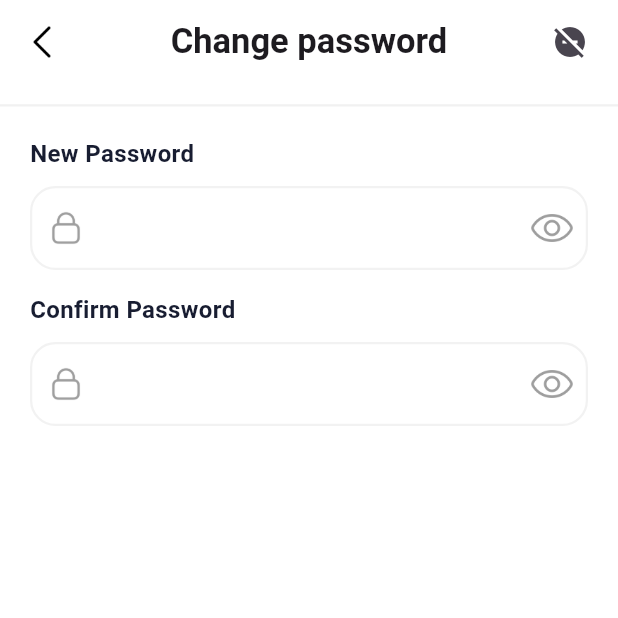
After one commit to whois-kami/clothify, a Flutter app: the ChangePasswordScreen screen opened by its route, on a phone screen of 412 x 824 dp, the top half of it. The commit adds this screen. Run offline on Flutter 3.47's test engine with Material 3 defaults, Android fonts, the phone set to English and light mode, and no system bars; our stand-ins replace animated_text_kit, awesome_snackbar_content, cached_network_image, equatable, flutter_bloc, flutter_dotenv and 9 more; accounts and stored records are empty.

Commit message:
add other settings features

```diff
--- a/lib/core/routing/app_routing.dart
+++ b/lib/core/routing/app_routing.dart
@@ -2,6 +2,7 @@ import 'package:ecom_app/core/presentation/widgets/product_screen.dart';
 import 'package:ecom_app/src/features/auth/presentation/widgets/confirm_signup_screen.dart';
 import 'package:ecom_app/src/features/auth/presentation/widgets/signin_screen.dart';
 import 'package:ecom_app/src/features/auth/presentation/widgets/signup_screen.dart';
+import 'package:ecom_app/src/features/settings/presentation/widgets/change_password_screen.dart';
 import 'package:ecom_app/src/features/settings/presentation/widgets/edit_profile_screen.dart';
 import 'package:ecom_app/src/features/settings/presentation/widgets/settings_screen.dart';
 import 'package:flutter/material.dart';
@@ -64,6 +65,10 @@ class AppRouter {
               GoRoute(
                 path: 'editProfile',
                 builder: (context, state) => const EditProfileScreen(),
+              ),
+              GoRoute(
+                path: 'changePassword',
+                builder: (context, state) => const ChangePasswordScreen(),
               )
             ],
           ),
--- a/lib/src/features/settings/data/repository/supabase_repository_impl.dart
+++ b/lib/src/features/settings/data/repository/supabase_repository_impl.dart
@@ -24,4 +24,9 @@ class SupabaseRepositoryImpl implements SettingsRepository {
       email: email,
     );
   }
+
+  @override
+  Future<void> changePassword({required newPassword}) async {
+    await dataSource.changePassword(newPassword: newPassword);
+  }
 }
--- a/lib/src/features/settings/domain/repository/settings_repository.dart
+++ b/lib/src/features/settings/domain/repository/settings_repository.dart
@@ -6,4 +6,5 @@ abstract class SettingsRepository {
     String? name,
     String? email,
   });
+  Future<void> changePassword({required newPassword});
 }
--- /dev/null
+++ b/lib/src/features/settings/domain/use_cases/change_password_usecase.dart
@@ -0,0 +1,18 @@
+// ignore_for_file: public_member_api_docs, sort_constructors_first
+
+import 'package:ecom_app/src/features/settings/domain/repository/settings_repository.dart';
+import 'package:injectable/injectable.dart';
+
+@injectable
+class ChangePasswordUsecase {
+  final SettingsRepository settingsRepository;
+  ChangePasswordUsecase({
+    required this.settingsRepository,
+  });
+
+  Future<void> execute({required newPassword}) async {
+    await settingsRepository.changePassword(
+      newPassword: newPassword,
+    );
+  }
+}
--- a/lib/src/features/settings/presentation/bloc/settings_bloc.dart
+++ b/lib/src/features/settings/presentation/bloc/settings_bloc.dart
@@ -1,6 +1,6 @@
 import 'dart:typed_data';
 
-import 'package:ecom_app/core/domain/entities/user_entity.dart';
+import 'package:ecom_app/src/features/settings/domain/use_cases/change_password_usecase.dart';
 import 'package:ecom_app/src/features/settings/domain/use_cases/update_profile_photo_usecase.dart';
 import 'package:equatable/equatable.dart';
 import 'package:flutter_bloc/flutter_bloc.dart';
@@ -12,10 +12,13 @@ part 'settings_state.dart';
 @injectable
 class SettingsBloc extends Bloc<SettingsEvent, SettingsState> {
   final UpdateProfilePhotoUsecase updateProfilePhotoUsecase;
+  final ChangePasswordUsecase changePasswordUsecase;
   SettingsBloc({
     required this.updateProfilePhotoUsecase,
+    required this.changePasswordUsecase,
   }) : super(SettingsInitial()) {
     on<UpdateProfilePhotoEvent>(_updateProfilePhoto);
+    on<ChangePasswordEvent>(_changePassword);
   }
   Future<void> _updateProfilePhoto(
       UpdateProfilePhotoEvent event, Emitter<SettingsState> emit) async {
@@ -31,4 +34,16 @@ class SettingsBloc extends Bloc<SettingsEvent, SettingsState> {
       emit(SettingsFailure(message: e.toString()));
     }
   }
+
+  Future<void> _changePassword(
+      ChangePasswordEvent event, Emitter<SettingsState> emit) async {
+    emit(SettingsLoading());
+    try {
+      await changePasswordUsecase.execute(newPassword: event.newPassword);
+
+      emit(SettingsLoaded());
+    } catch (e) {
+      emit(SettingsFailure(message: e.toString()));
+    }
+  }
 }
--- a/lib/src/features/settings/presentation/bloc/settings_event.dart
+++ b/lib/src/features/settings/presentation/bloc/settings_event.dart
@@ -18,3 +18,13 @@ class UpdateProfilePhotoEvent extends SettingsEvent {
     required this.email,
   });
 }
+
+class ChangePasswordEvent extends SettingsEvent {
+  final String newPassword;
+  const ChangePasswordEvent({
+    required this.newPassword,
+  });
+
+  @override
+  List<Object> get props => [newPassword];
+}
--- a/lib/src/features/settings/presentation/widgets/change_input_field_widget.dart
+++ b/lib/src/features/settings/presentation/widgets/change_input_field_widget.dart
@@ -4,14 +4,20 @@ class ChangeInputFieldWidget extends StatefulWidget {
   final String titleContent;
   final TextEditingController controller;
   final String icon;
+  final Color iconColor;
   final ValueChanged<bool> onChanged;
+  final String? visibleEyeIcon;
+  final String? noVisibleEyeIcon;
 
   const ChangeInputFieldWidget({
     super.key,
     required this.titleContent,
     required this.controller,
     required this.icon,
+    required this.iconColor,
     required this.onChanged,
+    this.visibleEyeIcon,
+    this.noVisibleEyeIcon,
   });
 
   @override
@@ -20,6 +26,7 @@ class ChangeInputFieldWidget extends StatefulWidget {
 
 class _ChangeInputFieldWidgetState extends State<ChangeInputFieldWidget> {
   late String initialValue;
+  bool isTextVisible = true;
 
   @override
   void initState() {
@@ -42,6 +49,7 @@ class _ChangeInputFieldWidgetState extends State<ChangeInputFieldWidget> {
         ),
         const SizedBox(height: 10),
         TextField(
+          obscureText: widget.visibleEyeIcon != null ? !isTextVisible : false,
           onChanged: (value) {
             if (value == initialValue) {
               widget.onChanged(false);
@@ -60,27 +68,45 @@ class _ChangeInputFieldWidgetState extends State<ChangeInputFieldWidget> {
                   width: 10,
                   height: 10,
                   fit: BoxFit.scaleDown,
-                  color: const Color(0xFF5A56BB),
+                  color: widget.iconColor,
                 ),
               ),
             ),
+            suffixIcon: widget.visibleEyeIcon != null
+                ? IconButton(
+                    icon: Image.asset(
+                      isTextVisible
+                          ? widget.visibleEyeIcon!
+                          : widget.noVisibleEyeIcon!,
+                      width: isTextVisible ? 30 : 33,
+                      height: isTextVisible ? 30 : 33,
+                      fit: BoxFit.scaleDown,
+                      color: Colors.grey,
+                    ),
+                    onPressed: () {
+                      setState(() {
+                        isTextVisible = !isTextVisible;
+                      });
+                    },
+                  )
+                : null,
             filled: true,
             fillColor: Colors.white,
             border: OutlineInputBorder(
-              borderRadius: BorderRadius.all(Radius.circular(17)),
+              borderRadius: const BorderRadius.all(Radius.circular(17)),
               borderSide: BorderSide(
                 color: Colors.black.withOpacity(0.05),
                 width: 1.5,
               ),
             ),
             enabledBorder: OutlineInputBorder(
-              borderRadius: BorderRadius.all(Radius.circular(17)),
+              borderRadius: const BorderRadius.all(Radius.circular(17)),
               borderSide: BorderSide(
                 color: Colors.black.withOpacity(0.05),
                 width: 1.5,
               ),
             ),
-            focusedBorder: OutlineInputBorder(
+            focusedBorder: const OutlineInputBorder(
               borderRadius: BorderRadius.all(Radius.circular(17)),
               borderSide: BorderSide(
                 color: Color(0xFF5A56BB),
--- /dev/null
+++ b/lib/src/features/settings/presentation/widgets/change_password_screen.dart
@@ -0,0 +1,131 @@
+import 'package:awesome_snackbar_content/awesome_snackbar_content.dart';
+import 'package:ecom_app/core/constants/assets_path_constants.dart';
+import 'package:ecom_app/core/presentation/widgets/eleveated_button_widget.dart';
+import 'package:ecom_app/core/services/snackbar_messages.dart';
+import 'package:ecom_app/src/features/settings/presentation/bloc/settings_bloc.dart';
+import 'package:ecom_app/src/features/settings/presentation/widgets/change_input_field_widget.dart';
+import 'package:flutter/material.dart';
+import 'package:flutter_bloc/flutter_bloc.dart';
+import 'package:go_router/go_router.dart';
+
+class ChangePasswordScreen extends StatefulWidget {
+  const ChangePasswordScreen({super.key});
+
+  @override
+  State<ChangePasswordScreen> createState() => _ChangePasswordScreenState();
+}
+
+class _ChangePasswordScreenState extends State<ChangePasswordScreen> {
+  bool isPasswordVisibleFirst = true;
+  bool isPasswordVisibleSecond = true;
+  bool _isMadeChanges = false;
+  late final TextEditingController _firstPasswordConroller;
+  late final TextEditingController _secondPasswordConroller;
+
+  @override
+  void initState() {
+    _firstPasswordConroller = TextEditingController();
+    _secondPasswordConroller = TextEditingController();
+    super.initState();
+  }
+
+  @override
+  Widget build(BuildContext context) {
+    return Scaffold(
+      resizeToAvoidBottomInset: false,
+      appBar: AppBar(
+        surfaceTintColor: Colors.transparent,
+        backgroundColor: Colors.transparent,
+        leading: IconButton(
+          onPressed: () => context.pop(),
+          icon: Image.asset(
+            TAssetsPath.backShevrone,
+            width: 30,
+            height: 30,
+          ),
+        ),
+        title: Text('Change password'),
+        centerTitle: true,
+        bottom: PreferredSize(
+          preferredSize: const Size.fromHeight(15.0),
+          child: Container(
+            color: Colors.grey.withOpacity(0.15),
+            height: 1.5,
+          ),
+        ),
+        actions: [
+          Padding(
+            padding: const EdgeInsets.only(right: 20),
+            child: Icon(
+              Icons.do_disturb_off,
+            ),
+          ),
+        ],
+      ),
+      body: BlocListener<SettingsBloc, SettingsState>(
+        listener: (context, state) {
+          if (state is SettingsLoaded) {
+            successMessage(
+                context: context, content: 'Password changed successfully');
+          } else if (state is SettingsFailure) {
+            errorMessage(
+                context: context,
+                content: 'Something went wrong... ${state.message}');
+          }
+        },
+        child: Padding(
+          padding: const EdgeInsets.symmetric(horizontal: 20, vertical: 20),
+          child: Column(
+            children: [
+              ChangeInputFieldWidget(
+                titleContent: 'New Password',
+                controller: _firstPasswordConroller,
+                icon: TAssetsPath.lockIcon,
+                onChanged: _handleInputChange,
+                visibleEyeIcon: TAssetsPath.visibleEyeIcon,
+                noVisibleEyeIcon: TAssetsPath.noVisibleEyeIcon,
+                iconColor: Colors.grey,
+              ),
+              const SizedBox(height: 15),
+              ChangeInputFieldWidget(
+                titleContent: 'Confirm Password',
+                controller: _secondPasswordConroller,
+                icon: TAssetsPath.lockIcon,
+                onChanged: _handleInputChange,
+                visibleEyeIcon: TAssetsPath.visibleEyeIcon,
+                noVisibleEyeIcon: TAssetsPath.noVisibleEyeIcon,
+                iconColor: Colors.grey,
+              ),
+              SizedBox(height: MediaQuery.sizeOf(context).height * 0.45),
+              _isMadeChanges
+                  ? ElvButtonWidget(
+                      textContent: 'Change now', onPressed: _onButtonPressed)
+                  : const SizedBox.shrink()
+            ],
+          ),
+        ),
+      ),
+    );
+  }
+
+  void _handleInputChange(bool isChanged) {
+    setState(() {
+      if (_firstPasswordConroller.text.isNotEmpty &&
+          _secondPasswordConroller.text.isNotEmpty) {
+        _isMadeChanges = true;
+      } else {
+        _isMadeChanges = false;
+      }
+    });
+  }
+
+  void _onButtonPressed() {
+    if (_firstPasswordConroller.text != _secondPasswordConroller.text) {
+      errorMessage(context: context, content: 'Passwords must be the same');
+    } else {
+      context
+          .read<SettingsBloc>()
+          .add(ChangePasswordEvent(newPassword: _firstPasswordConroller.text));
+    }
+  }
+}
--- a/lib/src/features/settings/presentation/widgets/edit_profile_screen.dart
+++ b/lib/src/features/settings/presentation/widgets/edit_profile_screen.dart
@@ -122,7 +122,7 @@ class _EditProfileScreenState extends State<EditProfileScreen> {
                             splashColor: Colors.transparent,
                             child: CircleAvatar(
                               radius: 50,
-                              backgroundImage: _pickedImage != null
+                               backgroundImage: _pickedImage != null
                                   ? MemoryImage(_pickedImage!)
                                   : NetworkImage(user.profileAvatarUrl)
                                       as ImageProvider,
@@ -149,6 +149,7 @@ class _EditProfileScreenState extends State<EditProfileScreen> {
                         controller: _userNameController,
                         icon: TAssetsPath.personActive,
                         onChanged: _handleInputChange,
+                        iconColor: const Color(0xFF5A56BB),
                       ),
                       const SizedBox(height: 20),
                       ChangeInputFieldWidget(
@@ -156,6 +157,7 @@ class _EditProfileScreenState extends State<EditProfileScreen> {
                         controller: _userEmailController,
                         icon: TAssetsPath.emailActive,
                         onChanged: _handleInputChange,
+                        iconColor: const Color(0xFF5A56BB),
                       ),
                       SizedBox(height: MediaQuery.sizeOf(context).height * 0.3),
                       _isModMade
--- a/pubspec.yaml
+++ b/pubspec.yaml
@@ -10,6 +10,7 @@ environment:
 dependencies:
   analyzer: ^6.7.0
   animated_text_kit: ^4.2.2
+  awesome_snackbar_content: ^0.1.3
   cached_network_image: ^3.3.1
   cupertino_icons: ^1.0.8
   dart_style: ^2.3.6
```
Also changed, not shown: lib/core/services/snackbar_messages.dart (added, +81 -0 lines), lib/src/features/auth/presentation/widgets/input_field_widget.dart (+7 -6 lines), lib/src/features/settings/data/data_source/supabase_datasource.dart (+10 -0 lines), lib/src/features/settings/presentation/widgets/option_widget.dart (+18 -16 lines), lib/core/DI/injectable_config.config.dart, pubspec.lock.
